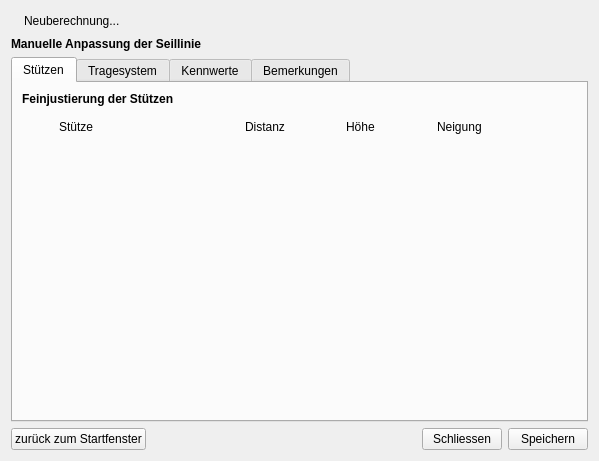
First picture: the form in gui/adjustmentDialog.ui, repository piMoll/SEILAPLAN, before the edit.
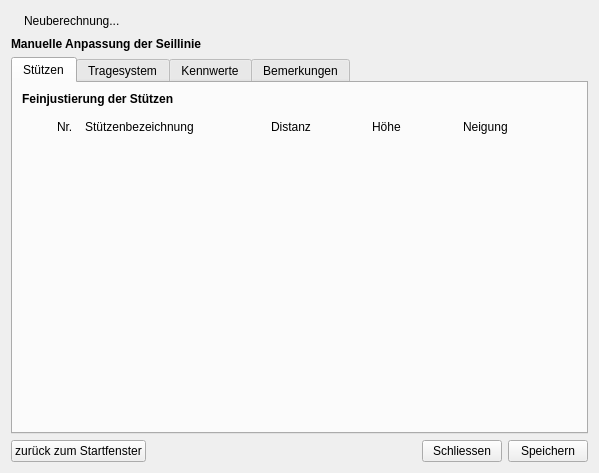
Second picture: the form after the edit. Icons and pictures are not drawn.

Commit message: Add more tool tips top guis

The edit to the form file:
```diff
--- a/gui/adjustmentDialog.ui
+++ b/gui/adjustmentDialog.ui
@@ -7,7 +7,7 @@
     <x>0</x>
     <y>0</y>
     <width>599</width>
-    <height>461</height>
+    <height>473</height>
    </rect>
   </property>
   <property name="focusPolicy">
@@ -81,6 +81,31 @@
                  </property>
                 </spacer>
                </item>
+               <item>
+                <widget class="QLabel" name="label_19">
+                 <property name="sizePolicy">
+                  <sizepolicy hsizetype="Fixed" vsizetype="Preferred">
+                   <horstretch>0</horstretch>
+                   <verstretch>0</verstretch>
+                  </sizepolicy>
+                 </property>
+                 <property name="minimumSize">
+                  <size>
+                   <width>20</width>
+                   <height>0</height>
+                  </size>
+                 </property>
+                 <property name="maximumSize">
+                  <size>
+                   <width>20</width>
+                   <height>16777215</height>
+                  </size>
+                 </property>
+                 <property name="text">
+                  <string>Nr.</string>
+                 </property>
+                </widget>
+               </item>
                <item>
                 <widget class="QLabel" name="label_31">
                  <property name="sizePolicy">
@@ -99,7 +124,7 @@
                   <number>1</number>
                  </property>
                  <property name="text">
-                  <string>Stütze</string>
+                  <string>Stützenbezeichnung</string>
                  </property>
                  <property name="margin">
                   <number>0</number>
```
Left out of the diff: 9 changed lines with no effect on the pictures. The commit also changes 3 other files.
